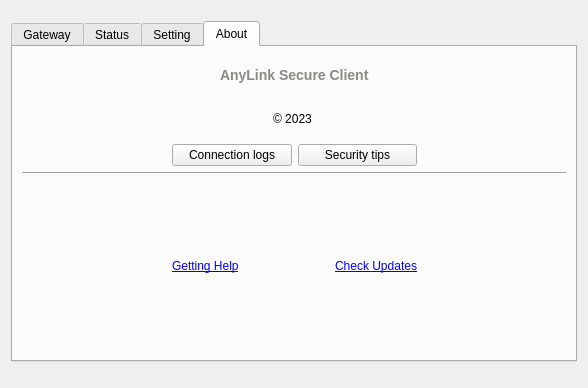
Old version of the form src/anylink.ui in the repository sansam/anylink-client.
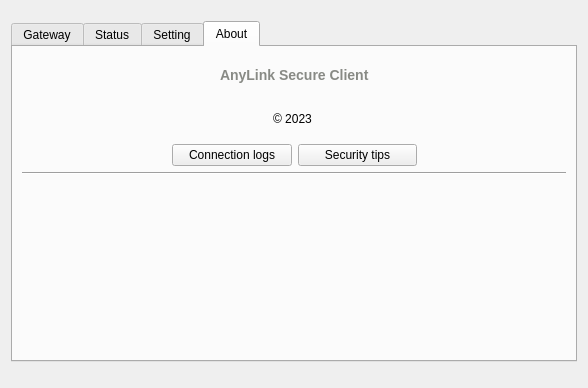
New version of the form. The open tabs and pages were chosen to show the change. Icons and pictures are not drawn. Custom widgets are drawn as their Qt base class.

```diff
--- a/src/anylink.ui
+++ b/src/anylink.ui
@@ -741,7 +741,6 @@
          <item>
           <widget class="QLabel" name="labelHelp">
            <property name="text">
-            <string>&lt;a href=&quot;https://github.com/tlslink/anylink-client/issues&quot;&gt;&lt;span style=&quot; text-decoration: underline; color:#0000ff;&quot;&gt;Getting Help&lt;/span&gt;&lt;/a&gt;</string>
            </property>
            <property name="textFormat">
             <enum>Qt::AutoText</enum>
@@ -782,7 +781,6 @@
          <item>
           <widget class="QLabel" name="labelUpdate">
            <property name="text">
-            <string>&lt;a href=&quot;https://github.com/tlslink/anylink-client/releases&quot;&gt;&lt;span style=&quot; text-decoration: underline; color:#0000ff;&quot;&gt;Check Updates&lt;/span&gt;&lt;/a&gt;</string>
            </property>
            <property name="openExternalLinks">
             <bool>true</bool>
```
